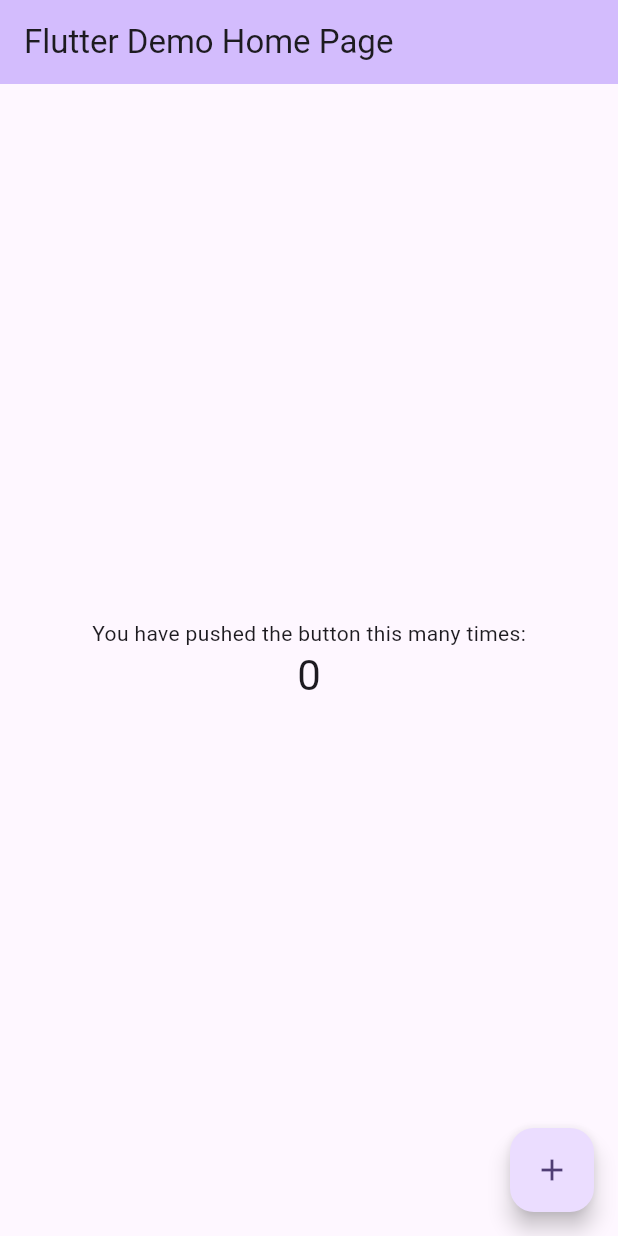
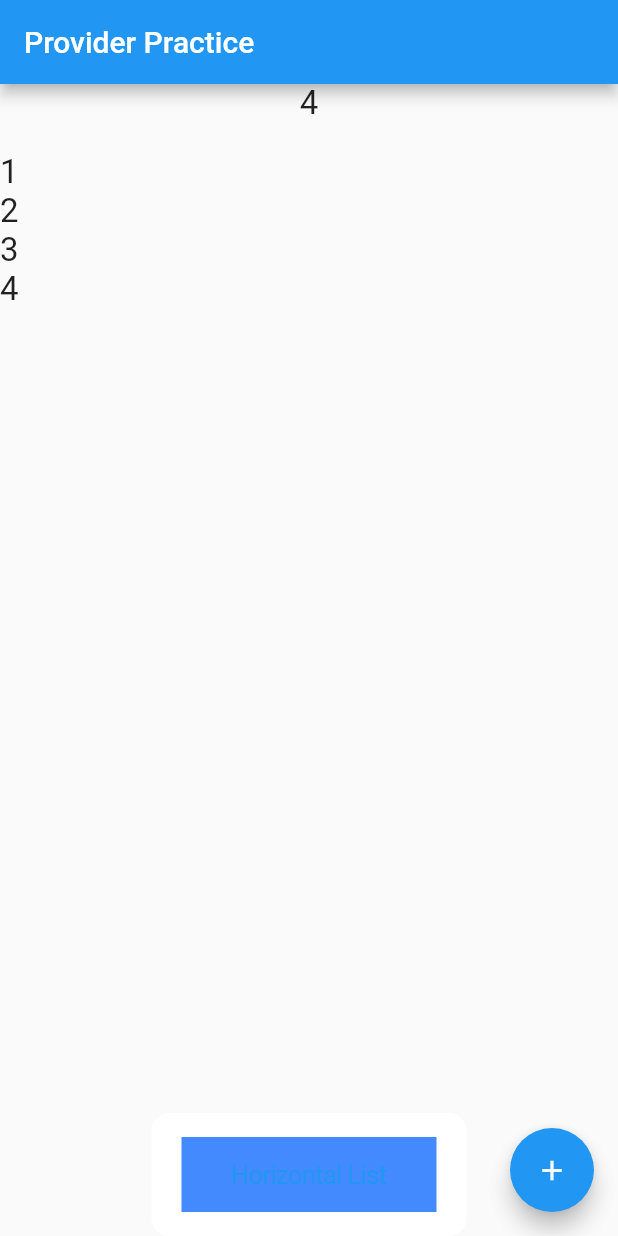
Before and after one commit to sanyogsr/flutter-30-days, a Flutter app: the screen it shows after launch, on a phone screen of 412 x 824 dp. Run offline on Flutter 3.47's test engine with Material 2 defaults, Android fonts, the phone set to English and light mode, and no system bars.

Commit message:
provider

```diff
--- a/lib/main.dart
+++ b/lib/main.dart
@@ -1,125 +1,23 @@
 import 'package:flutter/material.dart';
+import 'package:provider/provider.dart';
+import 'package:thirty_days/screen_days/Day1-provider/list_provider.dart';
+import 'package:thirty_days/screen_days/Day1-provider/vertical_list.dart';
 
 void main() {
-  runApp(const MyApp());
+  runApp(Main());
 }
 
-class MyApp extends StatelessWidget {
-  const MyApp({super.key});
+class Main extends StatelessWidget {
+  const Main({Key? key}) : super(key: key);
 
-  // This widget is the root of your application.
   @override
   Widget build(BuildContext context) {
-    return MaterialApp(
-      title: 'Flutter Demo',
-      theme: ThemeData(
-        // This is the theme of your application.
-        //
-        // TRY THIS: Try running your application with "flutter run". You'll see
-        // the application has a blue toolbar. Then, without quitting the app,
-        // try changing the seedColor in the colorScheme below to Colors.green
-        // and then invoke "hot reload" (save your changes or press the "hot
-        // reload" button in a Flutter-supported IDE, or press "r" if you used
-        // the command line to start the app).
-        //
-        // Notice that the counter didn't reset back to zero; the application
-        // state is not lost during the reload. To reset the state, use hot
-        // restart instead.
-        //
-        // This works for code too, not just values: Most code changes can be
-        // tested with just a hot reload.
-        colorScheme: ColorScheme.fromSeed(seedColor: Colors.deepPurple),
-        useMaterial3: true,
+    return MultiProvider(
+      providers: [ChangeNotifierProvider(create: (context) => ListProvider())],
+      child: MaterialApp(
+        debugShowCheckedModeBanner: false,
+        home: Vertical(),
       ),
-      home: const MyHomePage(title: 'Flutter Demo Home Page'),
     );
   }
 }
-
-class MyHomePage extends StatefulWidget {
-  const MyHomePage({super.key, required this.title});
-
-  // This widget is the home page of your application. It is stateful, meaning
-  // that it has a State object (defined below) that contains fields that affect
-  // how it looks.
-
-  // This class is the configuration for the state. It holds the values (in this
-  // case the title) provided by the parent (in this case the App widget) and
-  // used by the build method of the State. Fields in a Widget subclass are
-  // always marked "final".
-
-  final String title;
-
-  @override
-  State<MyHomePage> createState() => _MyHomePageState();
-}
-
-class _MyHomePageState extends State<MyHomePage> {
-  int _counter = 0;
-
-  void _incrementCounter() {
-    setState(() {
-      // This call to setState tells the Flutter framework that something has
-      // changed in this State, which causes it to rerun the build method below
-      // so that the display can reflect the updated values. If we changed
-      // _counter without calling setState(), then the build method would not be
-      // called again, and so nothing would appear to happen.
-      _counter++;
-    });
-  }
-
-  @override
-  Widget build(BuildContext context) {
-    // This method is rerun every time setState is called, for instance as done
-    // by the _incrementCounter method above.
-    //
-    // The Flutter framework has been optimized to make rerunning build methods
-    // fast, so that you can just rebuild anything that needs updating rather
-    // than having to individually change instances of widgets.
-    return Scaffold(
-      appBar: AppBar(
-        // TRY THIS: Try changing the color here to a specific color (to
-        // Colors.amber, perhaps?) and trigger a hot reload to see the AppBar
-        // change color while the other colors stay the same.
-        backgroundColor: Theme.of(context).colorScheme.inversePrimary,
-        // Here we take the value from the MyHomePage object that was created by
-        // the App.build method, and use it to set our appbar title.
-        title: Text(widget.title),
-      ),
-      body: Center(
-        // Center is a layout widget. It takes a single child and positions it
-        // in the middle of the parent.
-        child: Column(
-          // Column is also a layout widget. It takes a list of children and
-          // arranges them vertically. By default, it sizes itself to fit its
-          // children horizontally, and tries to be as tall as its parent.
-          //
-          // Column has various properties to control how it sizes itself and
-          // how it positions its children. Here we use mainAxisAlignment to
-          // center the children vertically; the main axis here is the vertical
-          // axis because Columns are vertical (the cross axis would be
-          // horizontal).
-          //
-          // TRY THIS: Invoke "debug painting" (choose the "Toggle Debug Paint"
-          // action in the IDE, or press "p" in the console), to see the
-          // wireframe for each widget.
-          mainAxisAlignment: MainAxisAlignment.center,
-          children: <Widget>[
-            const Text(
-              'You have pushed the button this many times:',
-            ),
-            Text(
-              '$_counter',
-              style: Theme.of(context).textTheme.headlineMedium,
-            ),
-          ],
-        ),
-      ),
-      floatingActionButton: FloatingActionButton(
-        onPressed: _incrementCounter,
-        tooltip: 'Increment',
-        child: const Icon(Icons.add),
-      ), // This trailing comma makes auto-formatting nicer for build methods.
-    );
-  }
-}
--- /dev/null
+++ b/lib/screen_days/Day1-provider/list_provider.dart
@@ -0,0 +1,10 @@
+import 'package:flutter/material.dart';
+
+class ListProvider extends ChangeNotifier {
+  List<int> numbers = [1, 2, 3, 4];
+  void add() {
+    int last = numbers.last;
+    numbers.add(last + 1);
+    notifyListeners();
+  }
+}
--- a/lib/screen_days/Day1-provider/vertical_list.dart
+++ b/lib/screen_days/Day1-provider/vertical_list.dart
@@ -0,0 +1,79 @@
+import 'package:flutter/cupertino.dart';
+import 'package:flutter/material.dart';
+import 'package:provider/provider.dart';
+import 'package:thirty_days/screen_days/Day1-provider/horizontal_list.dart';
+import 'package:thirty_days/screen_days/Day1-provider/list_provider.dart';
+
+class Vertical extends StatefulWidget {
+  Vertical({Key? key}) : super(key: key);
+
+  @override
+  _VerticalState createState() => _VerticalState();
+}
+
+class _VerticalState extends State<Vertical> {
+  List<int> numbers = [1, 2, 3, 4];
+  void increase() {
+    int last = numbers.last;
+    setState(() {
+      numbers.add(last + 1);
+    });
+  }
+
+  @override
+  Widget build(BuildContext context) {
+    return Consumer<ListProvider>(
+        builder: (context, nummberProviderModel, child) => Scaffold(
+              floatingActionButton: FloatingActionButton(
+                onPressed: () {
+                  nummberProviderModel.add();
+                },
+                child: Icon(
+                  Icons.add,
+                  size: 22,
+                ),
+              ),
+              appBar: AppBar(
+                title: Text('Provider Practice'),
+              ),
+              body: Column(
+                children: [
+                  Text(
+                    nummberProviderModel.numbers.last.toString(),
+                    style: TextStyle(fontSize: 22),
+                    textAlign: TextAlign.center,
+                  ),
+                  SizedBox(
+                    height: 20,
+                  ),
+                  Expanded(
+                    child: ListView.builder(
+                        physics: AlwaysScrollableScrollPhysics(
+                            parent: BouncingScrollPhysics()),
+                        itemCount: nummberProviderModel.numbers.length,
+                        itemBuilder: (context, index) {
+                          return Text(
+                            nummberProviderModel.numbers[index].toString(),
+                            style: TextStyle(fontSize: 22),
+                          );
+                        }),
+                  ),
+                  CupertinoButton(
+                      color: Colors.white,
+                      borderRadius: BorderRadius.all(Radius.circular(12)),
+                      child: Container(
+                          width: 170,
+                          height: 50,
+                          color: Colors.blueAccent,
+                          child: Center(child: Text('Horizontal List'))),
+                      onPressed: () {
+                        Navigator.push(
+                            context,
+                            MaterialPageRoute(
+                                builder: (context) => Horizontal()));
+                      })
+                ],
+              ),
+            ));
+  }
+}
--- a/pubspec.yaml
+++ b/pubspec.yaml
@@ -35,6 +35,7 @@ dependencies:
   # The following adds the Cupertino Icons font to your application.
   # Use with the CupertinoIcons class for iOS style icons.
   cupertino_icons: ^1.0.2
+  provider: ^6.0.5
 
 dev_dependencies:
   flutter_test:
```
Also changed, not shown: lib/screen_days/Day1-provider/horizontal_list.dart (+59 -0 lines), pubspec.lock, 1 other file.
